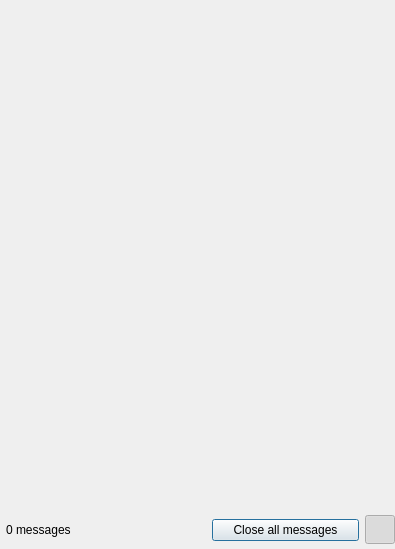
Before: the Qt Designer form atlas/ui/notifications/NotificationPopup.ui in KJNeko/Atlas, drawn with Qt 5.
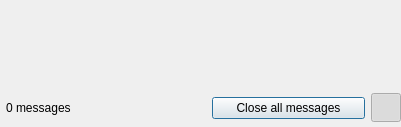
After: the same form once the commit is applied. Icons and pictures are not drawn.

```diff
--- a/atlas/ui/notifications/NotificationPopup.ui
+++ b/atlas/ui/notifications/NotificationPopup.ui
@@ -6,8 +6,8 @@
    <rect>
     <x>0</x>
     <y>0</y>
-    <width>395</width>
-    <height>549</height>
+    <width>401</width>
+    <height>127</height>
    </rect>
   </property>
   <property name="sizePolicy">
```
Left out of the diff: 2 changed lines with no effect on the pictures.
